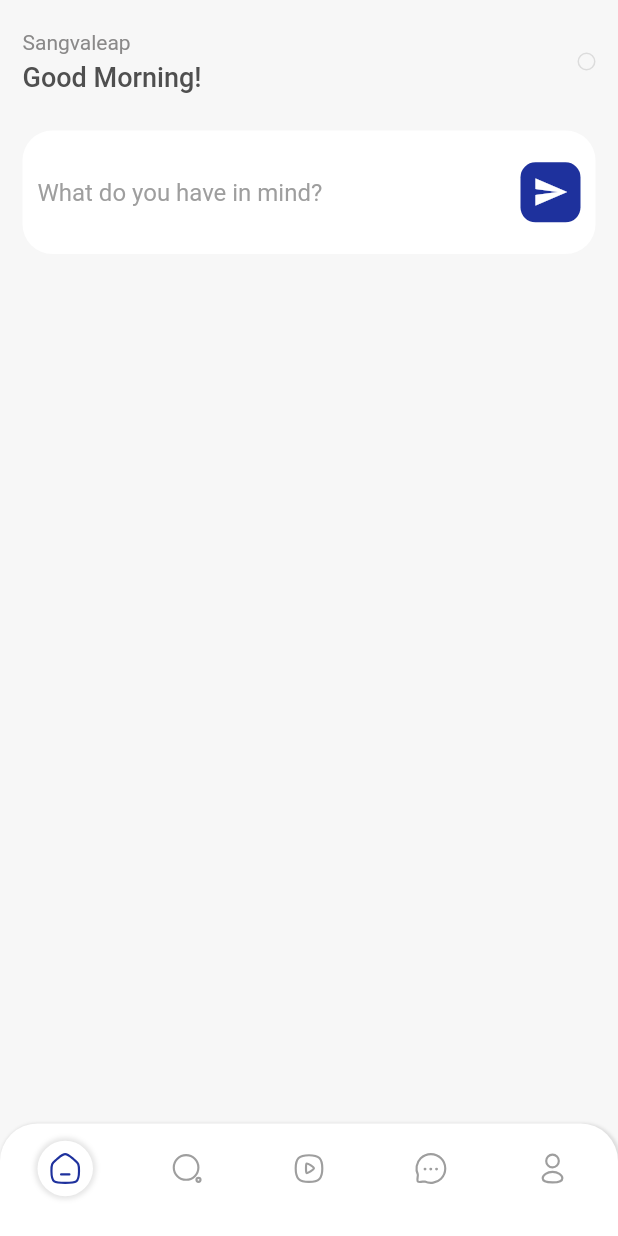
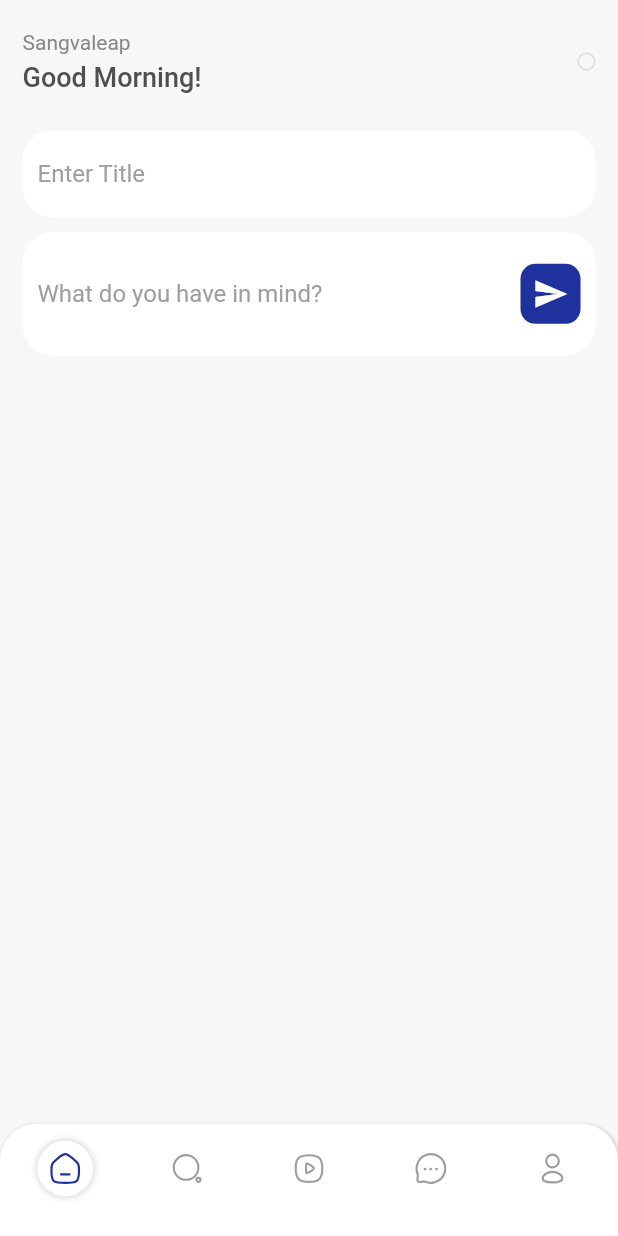
Before and after one commit to kennedyowusu/forum_mobile, a Flutter app: the HomeScreen screen opened directly, after a tap on the "send" icon, on a phone screen of 412 x 824 dp. Run offline on Flutter 3.47's test engine with Material 2 defaults, Android fonts, the phone set to English and light mode, and no system bars; our stand-ins replace badges, cached_network_image, carousel_slider, flutter_svg, font_awesome_flutter, get and 1 more; accounts and stored records are empty; network calls fail.

Commit message:
add create and read post logic

```diff
--- a/lib/controller/authentication.dart
+++ b/lib/controller/authentication.dart
@@ -5,7 +5,7 @@ import 'package:get/get.dart';
 import 'dart:convert' as convert;
 import 'package:get_storage/get_storage.dart';
 import 'package:http/http.dart' as http;
-import 'package:online_course/screens/auth/auth_widgets/snackbar.dart';
+import 'package:online_course/widgets/snackbar.dart';
 import 'package:online_course/screens/root_app.dart';
 import 'package:online_course/services/endpoints.dart';
 
@@ -53,7 +53,7 @@ class AuthenticationController extends GetxController {
         );
       } else {
         isLoading(false);
-        AuthenticationSnackBar(
+        SnackBarMessage(
           message: '${json.decode(response.body)['message']}',
         );
       }
@@ -95,7 +95,7 @@ class AuthenticationController extends GetxController {
         );
       } else {
         isLoading(false);
-        AuthenticationSnackBar(
+        SnackBarMessage(
           message: '${json.decode(response.body)['message']}',
         );
       }
--- a/lib/controller/post.dart
+++ b/lib/controller/post.dart
@@ -1,3 +1,5 @@
+import 'dart:convert';
+
 import 'package:flutter/material.dart';
 import 'package:get/get.dart';
 
@@ -6,22 +8,24 @@ import 'package:get_storage/get_storage.dart';
 import 'package:http/http.dart' as http;
 import 'package:online_course/model/post.dart';
 import 'package:online_course/services/endpoints.dart';
+import 'package:online_course/widgets/snackbar.dart';
 
 class PostController extends GetxController {
   RxList<Post> posts = <Post>[].obs;
-  final isLoading = true.obs;
+  final isLoading = false.obs;
   final token = GetStorage().read('token');
 
-  @override
-  void onClose() {
+  onInit() {
+    super.onInit();
     fetchPosts();
-    super.onClose();
   }
 
   Future fetchPosts() async {
     try {
+      posts.clear();
+
       isLoading(true);
-      var response = await http.get(Uri.parse('$BASE_URL/feeds'), headers: {
+      var response = await http.get(Uri.parse('${BASE_URL}feeds'), headers: {
         'Content-Type': 'application/json',
         'Accept': 'application/json',
         'Authorization': 'Bearer $token',
@@ -45,4 +49,109 @@ class PostController extends GetxController {
       isLoading(false);
     }
   }
+
+  Future createPost(
+      {required String title, required String description}) async {
+    try {
+      Map<String, String> data = {
+        'title': title,
+        'description': description,
+      };
+      isLoading(true);
+      var response = await http.post(Uri.parse('${BASE_URL}feed/store'),
+          headers: {
+            'Content-Type': 'application/json',
+            'Accept': 'application/json',
+            'Authorization': 'Bearer $token',
+          },
+          body: convert.jsonEncode(data));
+      if (response.statusCode == 201) {
+        isLoading(false);
+        fetchPosts();
+        debugPrint('Post created successfully');
+        SnackBarMessage(
+          message: '${json.decode(response.body)['message']}',
+        );
+      } else {
+        isLoading(false);
+        SnackBarMessage(
+          message: '${json.decode(response.body)['message']}',
+        );
+      }
+    } catch (e) {
+      isLoading(false);
+      debugPrint('Error creating post $e');
+    } finally {
+      isLoading(false);
+    }
+  }
+
+  Future deletePost({required int id}) async {
+    try {
+      isLoading(true);
+      var response =
+          await http.delete(Uri.parse('${BASE_URL}feed/$id'), headers: {
+        'Content-Type': 'application/json',
+        'Accept': 'application/json',
+        'Authorization': 'Bearer $token',
+      });
+      if (response.statusCode == 200) {
+        isLoading(false);
+        fetchPosts();
+        debugPrint('Post deleted successfully');
+        SnackBarMessage(
+          message: '${json.decode(response.body)['message']}',
+        );
+      } else {
+        isLoading(false);
+        SnackBarMessage(
+          message: '${json.decode(response.body)['message']}',
+        );
+      }
+    } catch (e) {
+      isLoading(false);
+      debugPrint('Error deleting post $e');
+    } finally {
+      isLoading(false);
+    }
+  }
+
+  Future updatePost({
+    required int id,
+    required String title,
+    required String description,
+  }) async {
+    try {
+      Map<String, String> data = {
+        'title': title,
+        'description': description,
+      };
+      isLoading(true);
+      var response = await http.put(Uri.parse('${BASE_URL}feed/$id'),
+          headers: {
+            'Content-Type': 'application/json',
+            'Accept': 'application/json',
+            'Authorization': 'Bearer $token',
+          },
+          body: convert.jsonEncode(data));
+      if (response.statusCode == 200) {
+        isLoading(false);
+        fetchPosts();
+        debugPrint('Post updated successfully');
+        SnackBarMessage(
+          message: '${json.decode(response.body)['message']}',
+        );
+      } else {
+        isLoading(false);
+        SnackBarMessage(
+          message: '${json.decode(response.body)['message']}',
+        );
+      }
+    } catch (e) {
+      isLoading(false);
+      debugPrint('Error updating post $e');
+    } finally {
+      isLoading(false);
+    }
+  }
 }
--- a/lib/main.dart
+++ b/lib/main.dart
@@ -1,5 +1,6 @@
 import 'package:flutter/material.dart';
 import 'package:get/get.dart';
+import 'package:online_course/screens/root_app.dart';
 import 'package:online_course/screens/splash.dart';
 import 'theme/color.dart';
 
@@ -17,7 +18,7 @@ class MyApp extends StatelessWidget {
       theme: ThemeData(
         primaryColor: primary,
       ),
-      home: SplashScreen(),
+      home: HomeScreen(),
     );
   }
 }
--- a/lib/screens/home.dart
+++ b/lib/screens/home.dart
@@ -17,14 +17,15 @@ class HomePage extends StatefulWidget {
   _HomePageState createState() => _HomePageState();
 }
 
-final localStorage = GetStorage();
-final fetchUser = localStorage.read('token');
+class _HomePageState extends State<HomePage> {
+
+  final localStorage = GetStorage().read('token');
 
   final PostController feedController = Get.put(PostController());
 
   TextEditingController _postController = TextEditingController();
+  TextEditingController _titleController = TextEditingController();
 
-class _HomePageState extends State<HomePage> {
   @override
   Widget build(BuildContext context) {
     double height = MediaQuery.of(context).size.height;
@@ -46,7 +47,31 @@ class _HomePageState extends State<HomePage> {
 
                 Padding(
                   padding: EdgeInsets.symmetric(horizontal: 15.0),
-                  child: Container(
+                  child: Column(
+                    children: [
+                      Container(
+                        height: height * 0.07,
+                        padding: EdgeInsets.all(10),
+                        decoration: BoxDecoration(
+                          color: Colors.white,
+                          borderRadius: BorderRadius.circular(20),
+                        ),
+                        child: TextFormField(
+                          controller: _titleController,
+                          decoration: InputDecoration(
+                            hintText: "Enter Title",
+                            hintStyle: TextStyle(
+                              color: Colors.grey,
+                              fontSize: 16,
+                            ),
+                            border: InputBorder.none,
+                          ),
+                        ),
+                      ),
+                      SizedBox(
+                        height: 10,
+                      ),
+                      Container(
                         height: height * 0.1,
                         padding: EdgeInsets.all(10),
                         decoration: BoxDecoration(
@@ -69,7 +94,16 @@ class _HomePageState extends State<HomePage> {
                               ),
                             ),
                             GestureDetector(
-                          onTap: () {},
+                              onTap: () async {
+                                await feedController.createPost(
+                                  title: _titleController.text.trim(),
+                                  description: _postController.text.trim(),
+                                );
+                                _titleController.clear();
+                                _postController.clear();
+
+                                feedController.fetchPosts();
+                              },
                               child: Container(
                                 height: 40,
                                 width: 40,
@@ -78,15 +112,25 @@ class _HomePageState extends State<HomePage> {
                                   borderRadius: BorderRadius.circular(10),
                                 ),
                                 child: Center(
-                              child: Icon(
+                                  child: Obx(
+                                    () {
+                                      return feedController.isLoading.value
+                                          ? CircularProgressIndicator(
+                                              color: Colors.white,
+                                            )
+                                          : Icon(
                                               Icons.send,
                                               color: Colors.white,
+                                            );
+                                    },
                                   ),
                                 ),
                               ),
                             ),
                           ],
                         ),
+                      ),
+                    ],
                   ),
                 ),
 
```
Also changed, not shown: lib/widgets/snackbar.dart (renamed from lib/screens/auth/auth_widgets/snackbar.dart, +4 -3 lines). Lines whose indentation alone changed are shown as unchanged.
